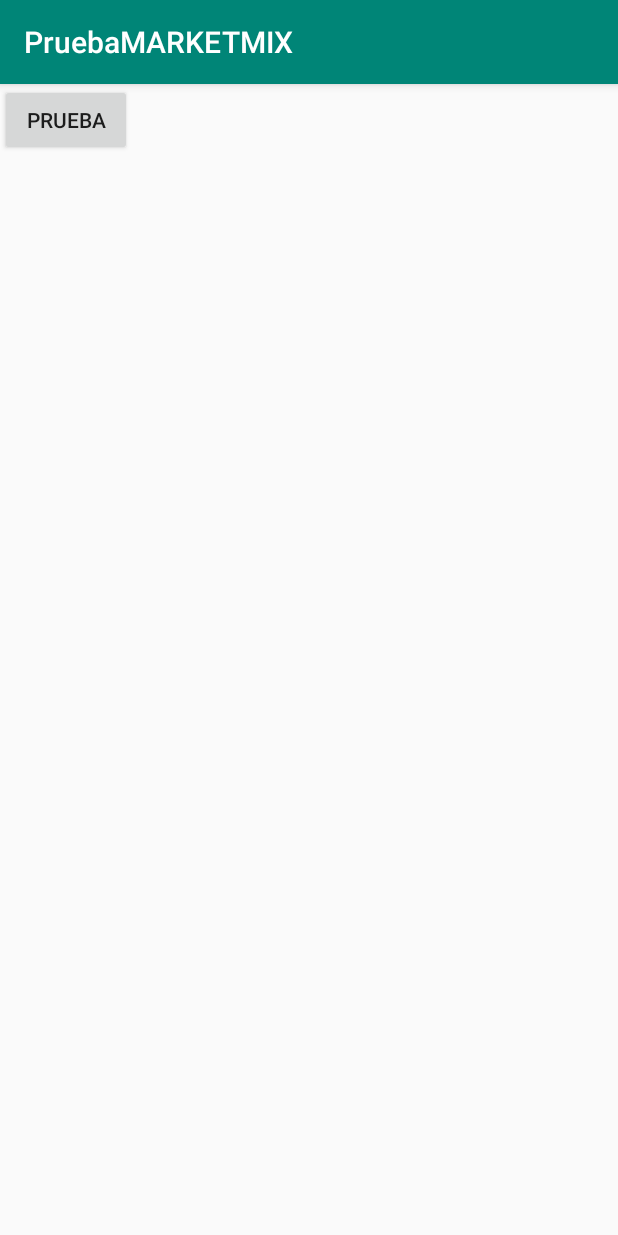
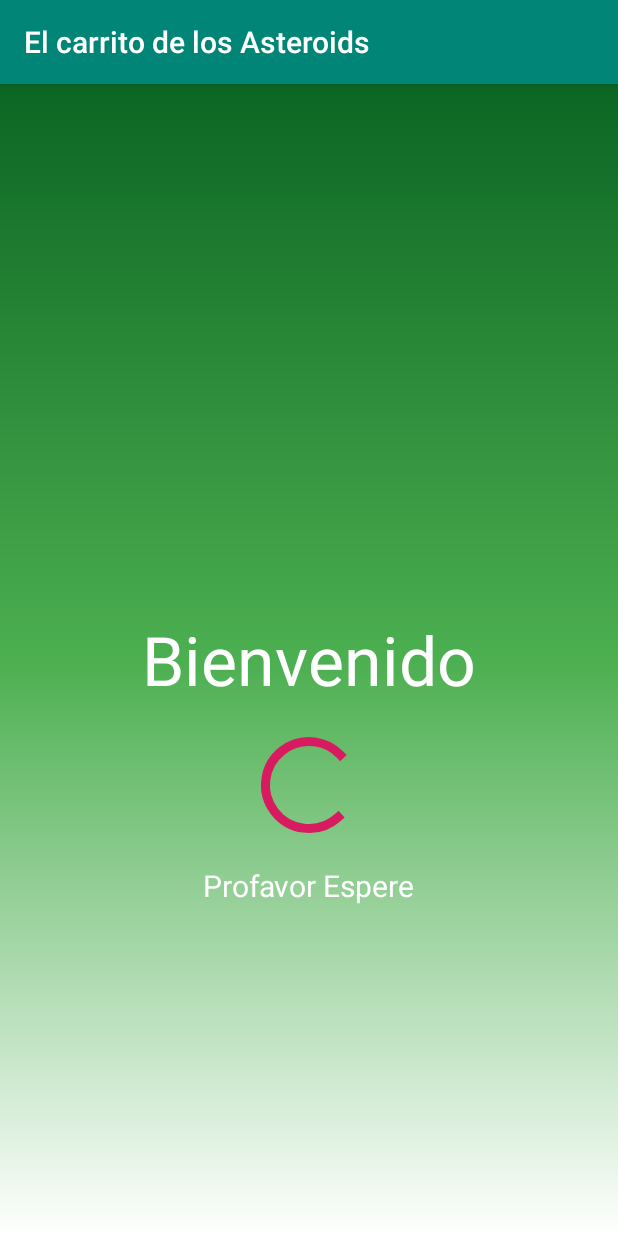
Before and after one commit to acj9189/MARKETMIX, an Android app: the first screen one second after launch (MainActivity before the commit, SplashActivity after it), on a phone screen of 412 x 824 dp. Run offline under Robolectric (Android 15) with nearby library versions, the phone set to English and light mode, and no system bars.

```diff
--- a/app/src/main/AndroidManifest.xml
+++ b/app/src/main/AndroidManifest.xml
@@ -16,9 +16,11 @@
         android:usesCleartextTraffic="true"
         android:theme="@style/AppTheme">
         <activity android:name=".activities.MainActivity">
+
+        </activity>
+        <activity android:name=".activities.SplashActivity">
             <intent-filter>
                 <action android:name="android.intent.action.MAIN" />
-
                 <category android:name="android.intent.category.LAUNCHER" />
             </intent-filter>
         </activity>
--- a/app/src/main/java/com/example/pruebamarketmix/activities/MainActivity.java
+++ b/app/src/main/java/com/example/pruebamarketmix/activities/MainActivity.java
@@ -19,6 +19,9 @@ public class MainActivity extends AppCompatActivity {
     protected void onCreate(Bundle savedInstanceState) {
         super.onCreate(savedInstanceState);
         setContentView(R.layout.activity_main);
+        ApiAsteroids apiAsteroids = new ApiAsteroids();
+        apiAsteroids.getApiAsteroids();
+        setTitle(R.string.title);
 
 
         this.btnP = (Button)findViewById(R.id.buttonP);
@@ -26,8 +29,7 @@ public class MainActivity extends AppCompatActivity {
             @Override
             public void onClick(View view) {
                 Log.e("test","Prueba funcionamiento");
-                ApiAsteroids apiAsteroids = new ApiAsteroids();
-                apiAsteroids.getApiAsteroids();
+
 
             }
         });
--- /dev/null
+++ b/app/src/main/java/com/example/pruebamarketmix/activities/SplashActivity.java
@@ -0,0 +1,38 @@
+package com.example.pruebamarketmix.activities;
+
+import android.content.Intent;
+import android.content.pm.ActivityInfo;
+import android.os.Bundle;
+import android.os.Handler;
+import android.view.WindowManager;
+
+import androidx.appcompat.app.AppCompatActivity;
+
+import com.example.pruebamarketmix.R;
+import com.example.pruebamarketmix.apiService.ApiAsteroids;
+import com.example.pruebamarketmix.utils.NaviUtilities;
+
+public class SplashActivity extends AppCompatActivity {
+
+    private final int DURACION_SPLASH = 4000;
+
+    @Override
+    protected void onCreate(Bundle savedInstanceState) {
+        super.onCreate(savedInstanceState);
+        setContentView(R.layout.activity_splash);
+        setTitle(R.string.title);
+
+        setRequestedOrientation(ActivityInfo.SCREEN_ORIENTATION_PORTRAIT);
+        this.getWindow().setFlags(WindowManager.LayoutParams.FLAG_FULLSCREEN, WindowManager.LayoutParams.FLAG_FULLSCREEN);
+
+
+        new Handler().postDelayed(new Runnable(){
+            public void run(){
+                NaviUtilities naviUtilities = new NaviUtilities();
+                naviUtilities.callActivity(SplashActivity.this, MainActivity.class);
+                finish();
+            };
+        }, DURACION_SPLASH);
+    }
+
+}
--- a/app/src/main/java/com/example/pruebamarketmix/models/AproxiInfo.java
+++ b/app/src/main/java/com/example/pruebamarketmix/models/ApproachInformationAsteroids.java
@@ -6,7 +6,7 @@ import com.google.gson.annotations.SerializedName;
 import java.util.HashMap;
 import java.util.List;
 
-public class AproxiInfo {
+public class ApproachInformationAsteroids {
 
     @SerializedName("close_approach_date")
     @Expose
@@ -32,10 +32,10 @@ public class AproxiInfo {
     @Expose
     private String orbiting_body;
 
-    public AproxiInfo() {
+    public ApproachInformationAsteroids() {
     }
 
-    public AproxiInfo(String close_approach_date, String close_approach_date_full, Long epoch_date_close_approac, HashMap<String, Double> relative_velocity, HashMap<String, Double> miss_distance, String orbiting_body) {
+    public ApproachInformationAsteroids(String close_approach_date, String close_approach_date_full, Long epoch_date_close_approac, HashMap<String, Double> relative_velocity, HashMap<String, Double> miss_distance, String orbiting_body) {
         this.close_approach_date = close_approach_date;
         this.close_approach_date_full = close_approach_date_full;
         this.epoch_date_close_approach = epoch_date_close_approac;
--- /dev/null
+++ b/app/src/main/res/drawable/gradient_welcome.xml
@@ -0,0 +1,10 @@
+<?xml version="1.0" encoding="utf-8"?>
+<shape xmlns:android="http://schemas.android.com/apk/res/android"
+android:shape="rectangle">
+<gradient
+    android:type="linear"
+    android:angle="90"
+    android:startColor="@color/colorGradientEnd"
+    android:centerColor="@color/colorGradientMiddle"
+    android:endColor="@color/colorGradientStart"/>
+</shape>
--- /dev/null
+++ b/app/src/main/res/layout/activity_splash.xml
@@ -0,0 +1,50 @@
+<?xml version="1.0" encoding="utf-8"?>
+<RelativeLayout xmlns:android="http://schemas.android.com/apk/res/android"
+    xmlns:app="http://schemas.android.com/apk/res-auto"
+    xmlns:tools="http://schemas.android.com/tools"
+    android:orientation="vertical"
+    android:layout_width="match_parent"
+    android:layout_height="match_parent"
+    android:background="@drawable/gradient_welcome">
+
+    <TextView
+        android:id="@+id/textViewWel"
+        android:layout_width="wrap_content"
+        android:layout_height="wrap_content"
+        android:text="@string/Welcome"
+        android:textColor="@color/colorGradientEnd"
+        android:layout_centerHorizontal="true"
+        android:layout_centerVertical="true"
+        android:textSize="45dp">
+
+    </TextView>
+
+    <ProgressBar
+        android:id="@+id/progress_circular"
+        android:layout_marginTop="15dp"
+        android:layout_below="@+id/textViewWel"
+        style="@android:style/Widget.DeviceDefault.Light.ProgressBar.Large.Inverse"
+        android:layout_width="wrap_content"
+        android:layout_height="wrap_content"
+        android:layout_centerInParent="true"
+        android:indeterminate="false"
+        android:max="500"
+        android:progress="1">
+
+    </ProgressBar>
+
+    <TextView
+        android:id="@+id/textViewPle"
+        android:layout_marginTop="15dp"
+        android:layout_below="@+id/progress_circular"
+        android:layout_width="wrap_content"
+        android:layout_height="wrap_content"
+        android:text="@string/Wait"
+        android:textColor="@color/colorGradientEnd"
+        android:layout_centerHorizontal="true"
+        android:layout_centerVertical="true"
+        android:textSize="20dp">
+
+    </TextView>
+
+</RelativeLayout>
--- a/app/src/main/res/values/colors.xml
+++ b/app/src/main/res/values/colors.xml
@@ -3,4 +3,11 @@
     <color name="colorPrimary">#008577</color>
     <color name="colorPrimaryDark">#00574B</color>
     <color name="colorAccent">#D81B60</color>
+    <color name="ColorGreen">#0b6623</color>
+
+    <color name="colorGradientStart">#0b6623</color>
+    <color name="colorGradientMiddle">#4CAF50</color>
+    <color name="colorGradientEnd">#FFFFFF</color>
+
+    <color name="colorBlack">#111111</color>
 </resources>
--- a/app/src/main/res/values/strings.xml
+++ b/app/src/main/res/values/strings.xml
@@ -1,3 +1,6 @@
 <resources>
-    <string name="app_name">PruebaMARKETMIX</string>
+    <string name="app_name">Prueba MARKETMIX</string>
+    <string name="Welcome">Bienvenido</string>
+    <string name="Wait">Profavor Espere</string>
+    <string name="title">El carrito de los Asteroids</string>
 </resources>
--- /dev/null
+++ b/app/src/main/res/values/tabs.xml
@@ -0,0 +1,2 @@
+<?xml version="1.0" encoding="utf-8"?>
+<resources></resources>
```
Also changed, not shown: app/src/main/java/com/example/pruebamarketmix/models/Asteroids.java (+4 -4 lines), app/src/main/java/com/example/pruebamarketmix/utils/NaviUtilities.java (added, +98 -0 lines).
